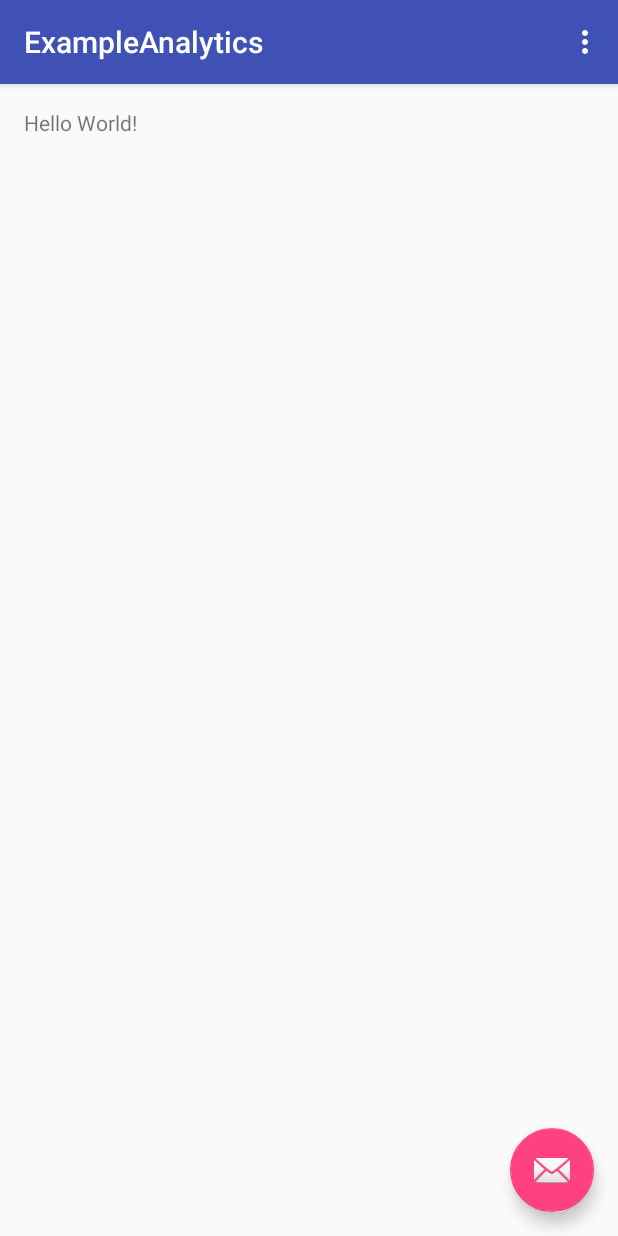
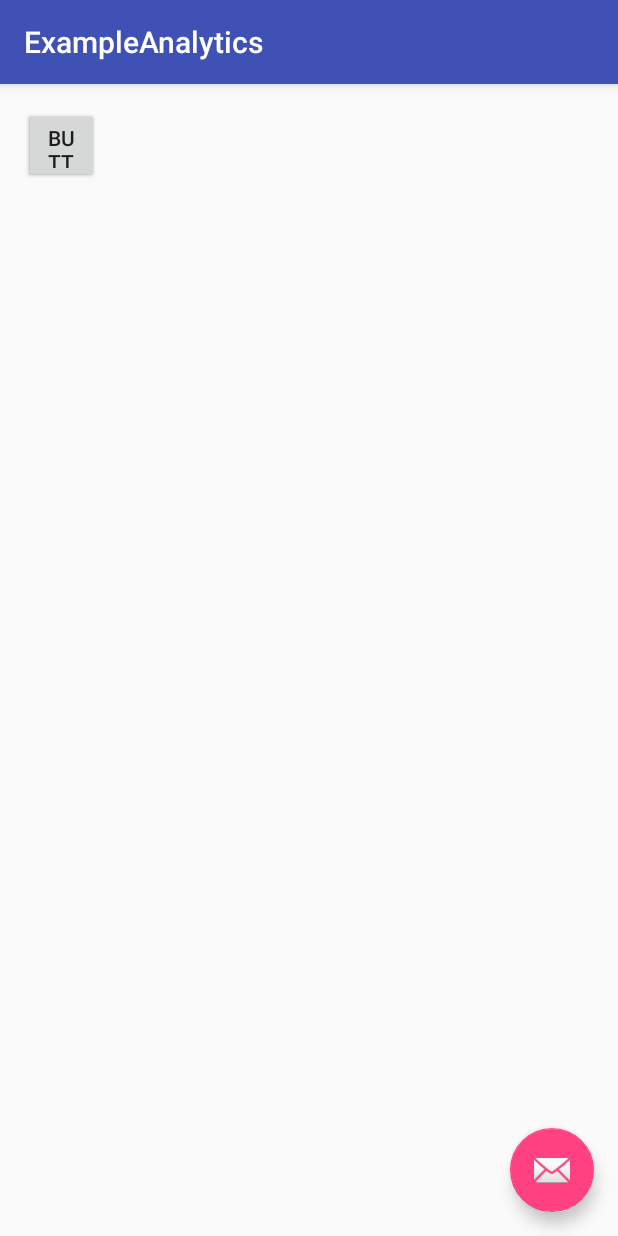
Before and after one commit to locnd56/android-learning-bestpractices, an Android app: the screen it shows after launch (MainActivity), on a phone screen of 412 x 824 dp. Run offline under Robolectric (Android 15) with nearby library versions, the phone set to English and light mode, and no system bars; 4 statements that could not run were skipped.

Commit message:
tracking activity

```diff
--- a/app/src/main/java/com/example/exampleanalytics/MainActivity.java
+++ b/app/src/main/java/com/example/exampleanalytics/MainActivity.java
@@ -1,20 +1,26 @@
 package com.example.exampleanalytics;
 
+import android.content.Intent;
 import android.os.Bundle;
 import android.support.design.widget.FloatingActionButton;
 import android.support.design.widget.Snackbar;
 import android.support.v7.app.AppCompatActivity;
 import android.support.v7.widget.Toolbar;
 import android.view.View;
-import android.view.Menu;
-import android.view.MenuItem;
+import android.widget.Button;
+
+import test.TestActivity;
 
 public class MainActivity extends AppCompatActivity {
+    Button btn_1;
+    Button btn_2;
 
     @Override
     protected void onCreate(Bundle savedInstanceState) {
         super.onCreate(savedInstanceState);
         setContentView(R.layout.activity_main);
+        initView();
+        initListener();
         Toolbar toolbar = (Toolbar) findViewById(R.id.toolbar);
         setSupportActionBar(toolbar);
 
@@ -28,25 +34,29 @@ public class MainActivity extends AppCompatActivity {
         });
     }
 
-    @Override
-    public boolean onCreateOptionsMenu(Menu menu) {
-        // Inflate the menu; this adds items to the action bar if it is present.
-        getMenuInflater().inflate(R.menu.menu_main, menu);
-        return true;
+    private void initListener() {
+        btn_1.setOnClickListener(new View.OnClickListener() {
+            @Override
+            public void onClick(View v) {
+                Intent intent = new Intent(MainActivity.this, TestActivity.class);
+                startActivity(intent);
+            }
+        });
+    }
+
+    private void initView() {
+        btn_1 = (Button) findViewById(R.id.btn_1);
+        btn_2 = (Button) findViewById(R.id.btn_2);
     }
 
     @Override
-    public boolean onOptionsItemSelected(MenuItem item) {
-        // Handle action bar item clicks here. The action bar will
-        // automatically handle clicks on the Home/Up button, so long
-        // as you specify a parent activity in AndroidManifest.xml.
-        int id = item.getItemId();
+    protected void onRestart() {
+        super.onRestart();
+    }
 
-        //noinspection SimplifiableIfStatement
-        if (id == R.id.action_settings) {
-            return true;
-        }
-
-        return super.onOptionsItemSelected(item);
+    @Override
+    protected void onResume() {
+        super.onResume();
+        CustomApplication.getInstance().trackScreen(this.getClass().getName());
     }
 }
--- a/app/src/main/java/test/TestActivity.java
+++ b/app/src/main/java/test/TestActivity.java
@@ -1,7 +1,23 @@
 package test;
+
+import android.app.Activity;
+import android.os.Bundle;
+
+import com.example.exampleanalytics.CustomApplication;
 
 /**
  * Created by Mr.Incredible on 2/16/2016.
  */
-public class TestActivity {
+public class TestActivity extends Activity {
+    @Override
+    protected void onCreate(Bundle savedInstanceState) {
+        super.onCreate(savedInstanceState);
+        setContentView(android.R.layout.activity_list_item);
+    }
+
+    @Override
+    protected void onResume() {
+        super.onResume();
+        CustomApplication.getInstance().trackScreen(this.getClass().getName());
+    }
 }
--- a/app/src/main/res/layout/content_main.xml
+++ b/app/src/main/res/layout/content_main.xml
@@ -1,14 +1,28 @@
 <?xml version="1.0" encoding="utf-8"?>
 <RelativeLayout xmlns:android="http://schemas.android.com/apk/res/android"
+    xmlns:app="http://schemas.android.com/apk/res-auto"
     xmlns:tools="http://schemas.android.com/tools"
-    xmlns:app="http://schemas.android.com/apk/res-auto" android:layout_width="match_parent"
-    android:layout_height="match_parent" android:paddingLeft="@dimen/activity_horizontal_margin"
+    android:layout_width="match_parent"
+    android:layout_height="match_parent"
+    android:paddingBottom="@dimen/activity_vertical_margin"
+    android:paddingLeft="@dimen/activity_horizontal_margin"
     android:paddingRight="@dimen/activity_horizontal_margin"
     android:paddingTop="@dimen/activity_vertical_margin"
-    android:paddingBottom="@dimen/activity_vertical_margin"
     app:layout_behavior="@string/appbar_scrolling_view_behavior"
-    tools:showIn="@layout/activity_main" tools:context=".MainActivity">
+    tools:context=".MainActivity"
+    tools:showIn="@layout/activity_main">
 
-    <TextView android:text="Hello World!" android:layout_width="wrap_content"
-        android:layout_height="wrap_content" />
+    <Button
+        android:id="@+id/btn_1"
+        android:layout_width="50dp"
+        android:layout_height="50dp"
+        android:gravity="center_horizontal"
+        android:text="Button 1" />
+    <Button
+        android:id="@+id/btn_2"
+        android:layout_width="50dp"
+        android:layout_height="50dp"
+        android:gravity="center_horizontal"
+        android:text="Button 2" />
+
 </RelativeLayout>
```
